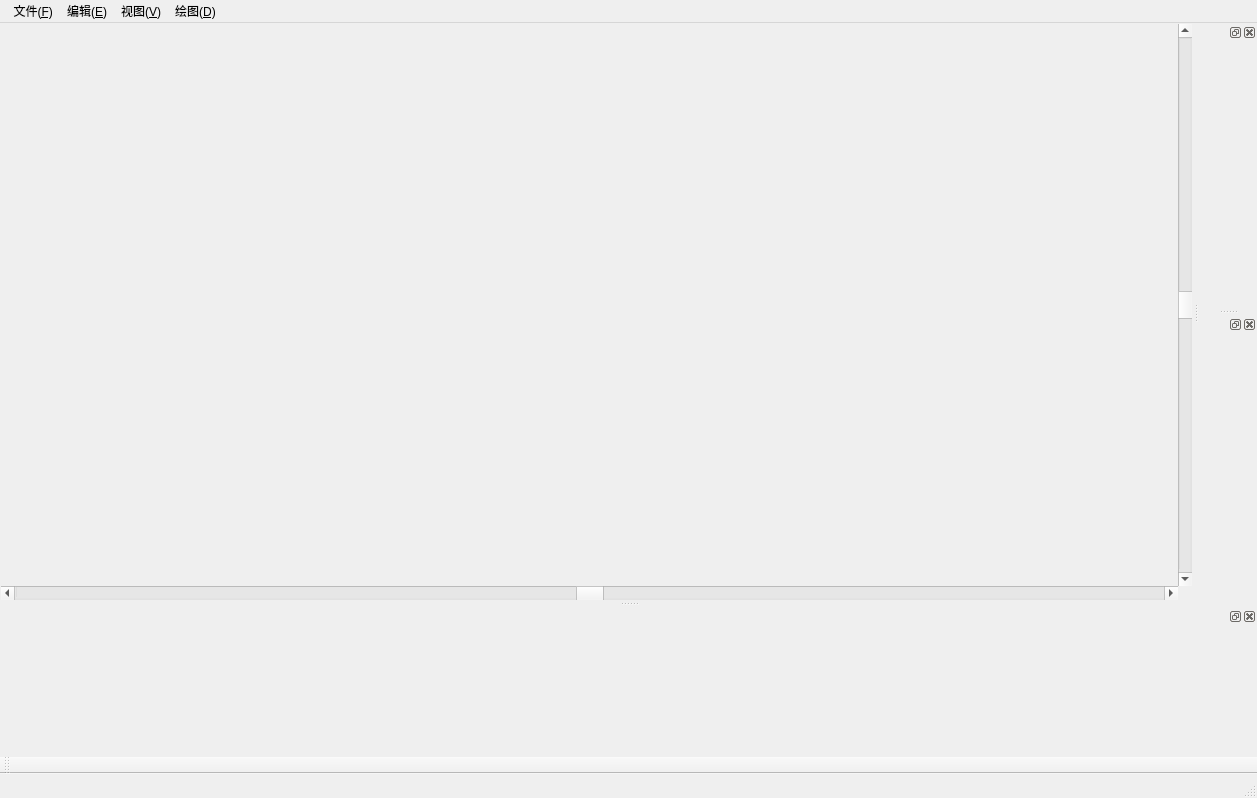
First picture: the form in Kad_QT/Kad_QT/kad_qt.ui, repository CBE7F1F65/b63ea6f6f9110311ba98a677c0e70afd, before the edit.
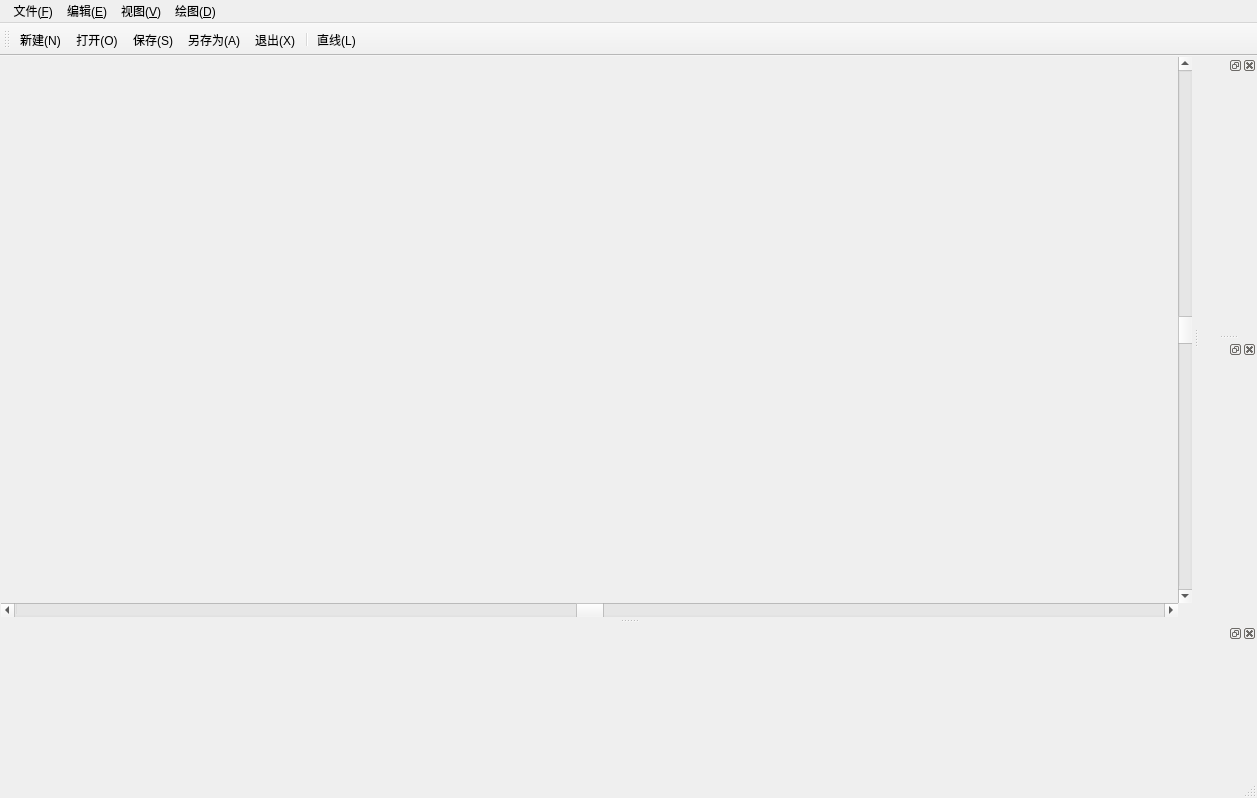
Second picture: the form after the edit. Custom widgets are drawn as their Qt base class.

Commit message: 增加保存XML功能

Diff of the .ui file:
```diff
--- a/Kad_QT/Kad_QT/kad_qt.ui
+++ b/Kad_QT/Kad_QT/kad_qt.ui
@@ -122,11 +122,18 @@
   </widget>
   <widget class="QToolBar" name="mainToolBar">
    <attribute name="toolBarArea">
-    <enum>BottomToolBarArea</enum>
+    <enum>TopToolBarArea</enum>
    </attribute>
    <attribute name="toolBarBreak">
     <bool>false</bool>
    </attribute>
+   <addaction name="action_New"/>
+   <addaction name="action_Open"/>
+   <addaction name="action_Save"/>
+   <addaction name="action_SaveAs"/>
+   <addaction name="action_Exit"/>
+   <addaction name="separator"/>
+   <addaction name="action_Command_Line"/>
   </widget>
   <widget class="QDockWidget" name="CommandPanel_Dockable">
    <property name="sizePolicy">
@@ -229,7 +236,47 @@
     <bool>true</bool>
    </property>
    <property name="text">
-    <string>层窗口(L)</string>
+    <string>层窗口(&amp;L)</string>
+   </property>
+  </action>
+  <action name="action_New">
+   <property name="text">
+    <string>新建(&amp;N)</string>
+   </property>
+   <property name="shortcut">
+    <string>Ctrl+N</string>
+   </property>
+  </action>
+  <action name="action_Open">
+   <property name="text">
+    <string>打开(&amp;O)</string>
+   </property>
+   <property name="shortcut">
+    <string>Ctrl+O</string>
+   </property>
+  </action>
+  <action name="action_Save">
+   <property name="text">
+    <string>保存(&amp;S)</string>
+   </property>
+   <property name="shortcut">
+    <string>Ctrl+S</string>
+   </property>
+  </action>
+  <action name="action_SaveAs">
+   <property name="text">
+    <string>另存为(&amp;A)</string>
+   </property>
+   <property name="shortcut">
+    <string>Ctrl+Shift+S</string>
+   </property>
+  </action>
+  <action name="action_Exit">
+   <property name="text">
+    <string>退出(&amp;X)</string>
+   </property>
+   <property name="shortcut">
+    <string>Alt+F4</string>
    </property>
   </action>
  </widget>
```
Left out of the diff: 7 changed lines with no effect on the pictures. The commit also changes 27 other files.
